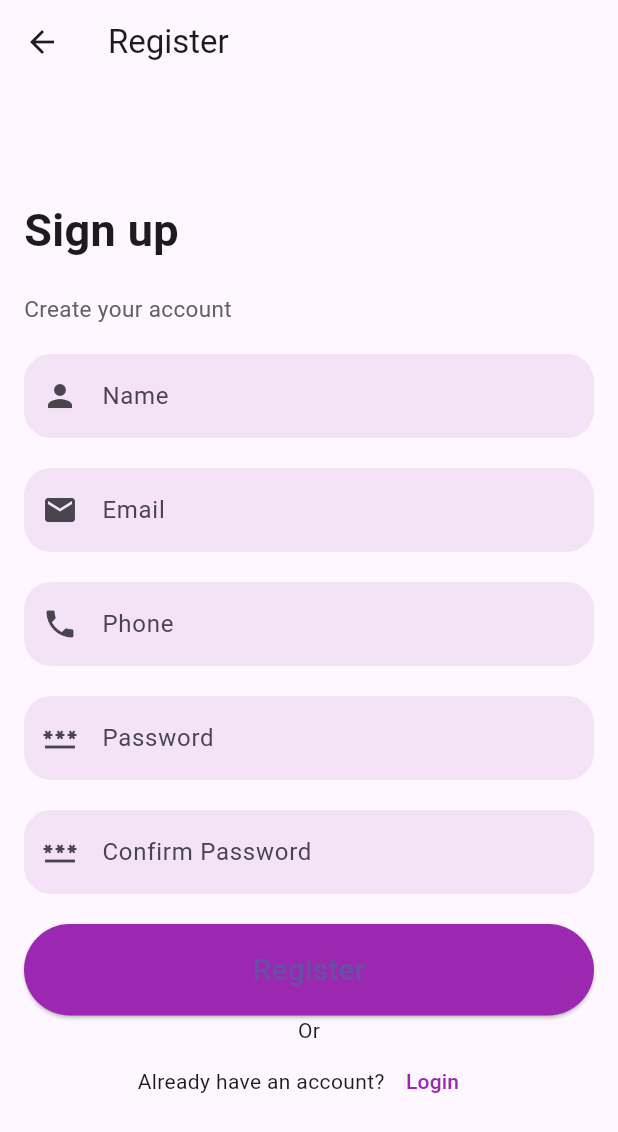
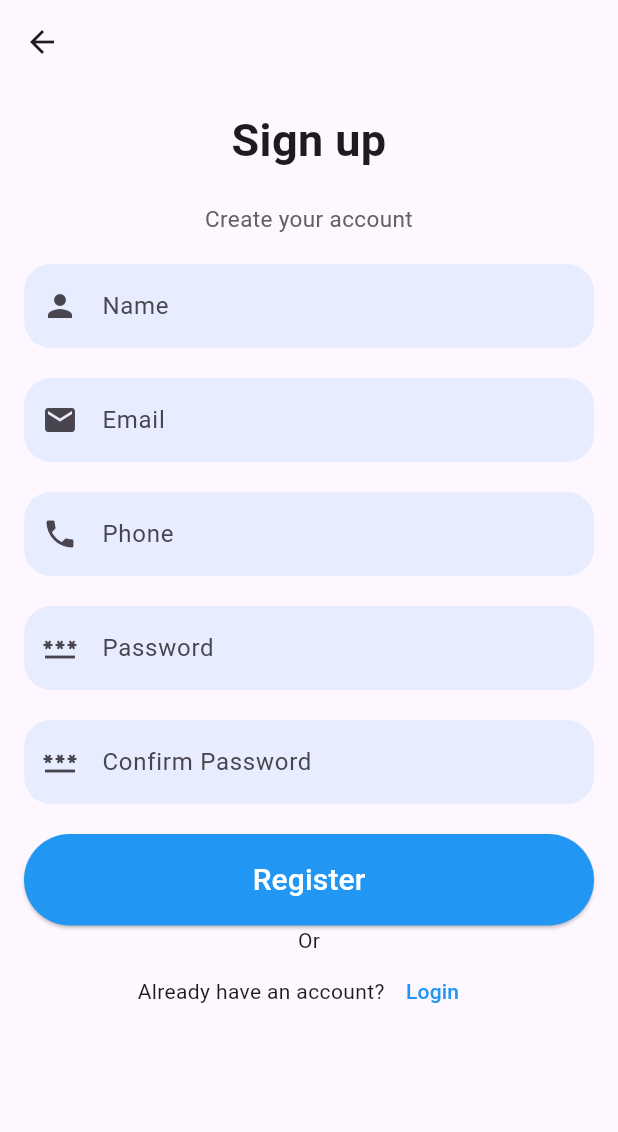
Before and after one commit to eyobai/edulight, a Flutter app: the RegisterScreen screen opened by its route, on a phone screen of 412 x 824 dp. Shown: the top 1132 px of the screen. Run offline on Flutter 3.47's test engine with Material 3 defaults, Android fonts, the phone set to English and light mode, and no system bars; our stand-ins replace hive; accounts and stored records are empty.

Commit message:
color changed to blue

```diff
--- a/lib/views/auth/register_screen.dart
+++ b/lib/views/auth/register_screen.dart
@@ -15,7 +15,7 @@ class RegisterScreen extends StatelessWidget {
   @override
   Widget build(BuildContext context) {
     return Scaffold(
-      appBar: AppBar(title: Text('Register')),
+      appBar: AppBar(),
       body: SingleChildScrollView(
         padding: EdgeInsets.all(16.0),
         child: Form(
@@ -24,15 +24,20 @@ class RegisterScreen extends StatelessWidget {
             mainAxisAlignment: MainAxisAlignment.spaceEvenly,
             crossAxisAlignment: CrossAxisAlignment.stretch,
             children: [
-              const SizedBox(height: 60.0),
+              // const SizedBox(height: 60.0),
               const Text(
                 "Sign up",
-                style: TextStyle(fontSize: 30, fontWeight: FontWeight.bold),
+                style: TextStyle(
+                  fontSize: 30,
+                  fontWeight: FontWeight.bold,
+                ),
+                textAlign: TextAlign.center,
               ),
               const SizedBox(height: 20),
               Text(
                 "Create your account",
                 style: TextStyle(fontSize: 15, color: Colors.grey[700]),
+                textAlign: TextAlign.center,
               ),
               const SizedBox(height: 20),
               TextFormField(
@@ -43,7 +48,7 @@ class RegisterScreen extends StatelessWidget {
                     borderRadius: BorderRadius.circular(18),
                     borderSide: BorderSide.none,
                   ),
-                  fillColor: Colors.purple.withOpacity(0.1),
+                  fillColor: Colors.blue.withOpacity(0.1),
                   filled: true,
                   prefixIcon: const Icon(Icons.person),
                 ),
@@ -63,7 +68,7 @@ class RegisterScreen extends StatelessWidget {
                     borderRadius: BorderRadius.circular(18),
                     borderSide: BorderSide.none,
                   ),
-                  fillColor: Colors.purple.withOpacity(0.1),
+                  fillColor: Colors.blue.withOpacity(0.1),
                   filled: true,
                   prefixIcon: const Icon(Icons.email),
                 ),
@@ -83,7 +88,7 @@ class RegisterScreen extends StatelessWidget {
                     borderRadius: BorderRadius.circular(18),
                     borderSide: BorderSide.none,
                   ),
-                  fillColor: Colors.purple.withOpacity(0.1),
+                  fillColor: Colors.blue.withOpacity(0.1),
                   filled: true,
                   prefixIcon: const Icon(Icons.phone),
                 ),
@@ -103,7 +108,7 @@ class RegisterScreen extends StatelessWidget {
                     borderRadius: BorderRadius.circular(18),
                     borderSide: BorderSide.none,
                   ),
-                  fillColor: Colors.purple.withOpacity(0.1),
+                  fillColor: Colors.blue.withOpacity(0.1),
                   filled: true,
                   prefixIcon: const Icon(Icons.password),
                 ),
@@ -124,7 +129,7 @@ class RegisterScreen extends StatelessWidget {
                     borderRadius: BorderRadius.circular(18),
                     borderSide: BorderSide.none,
                   ),
-                  fillColor: Colors.purple.withOpacity(0.1),
+                  fillColor: Colors.blue.withOpacity(0.1),
                   filled: true,
                   prefixIcon: const Icon(Icons.password),
                 ),
@@ -165,11 +170,11 @@ class RegisterScreen extends StatelessWidget {
                 style: ElevatedButton.styleFrom(
                   shape: const StadiumBorder(),
                   padding: const EdgeInsets.symmetric(vertical: 16),
-                  backgroundColor: Colors.purple,
+                  backgroundColor: Colors.blue,
                 ),
                 child: const Text(
                   "Register",
-                  style: TextStyle(fontSize: 20),
+                  style: TextStyle(fontSize: 20, color: Colors.white),
                 ),
               ),
               const Center(child: Text("Or")),
@@ -185,7 +190,7 @@ class RegisterScreen extends StatelessWidget {
                       );
                     },
                     child: const Text("Login",
-                        style: TextStyle(color: Colors.purple)),
+                        style: TextStyle(color: Colors.blue)),
                   ),
                 ],
               ),
```
